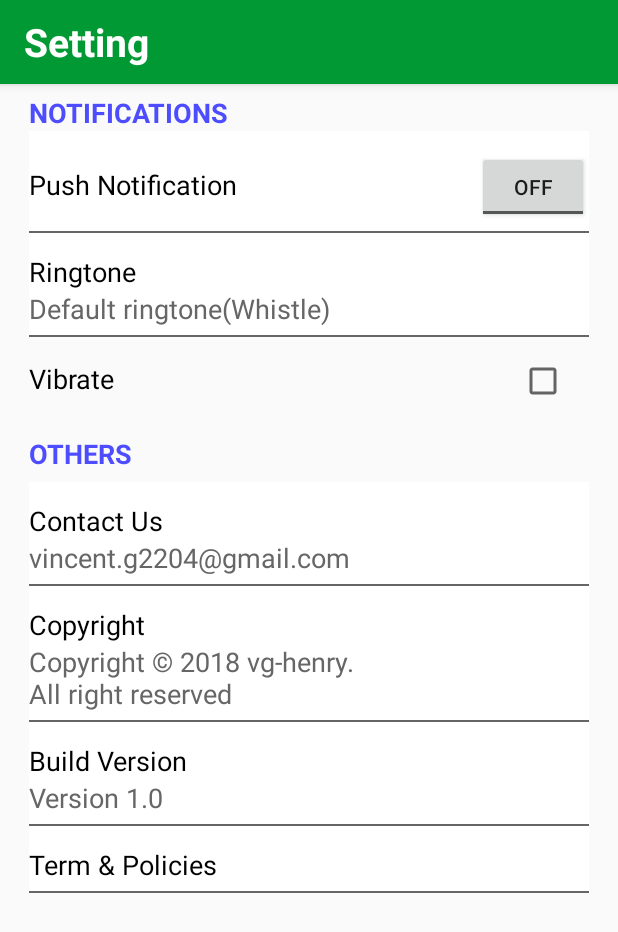
After one commit to vgnaruto/AppShop, an Android app: the fragment SettingFragment placed in its activity, on a phone screen of 412 x 824 dp. The commit adds this screen. Shown: the top 932 px of the screen. Run offline under Robolectric (Android 15) with nearby library versions, the light colour scheme and no system bars; our stand-ins replace sdp/ssp sizes; 2 statements that could not run were skipped.

Commit message:
Setting Fragment

```diff
--- /dev/null
+++ b/app/src/main/java/com/example/windows10/appshop/FragmentListener.java
@@ -0,0 +1,5 @@
+package com.example.windows10.appshop;
+
+public interface FragmentListener {
+    public void changePage(int page);
+}
--- a/app/src/main/java/com/example/windows10/appshop/MainActivity.java
+++ b/app/src/main/java/com/example/windows10/appshop/MainActivity.java
@@ -8,7 +8,7 @@ import android.os.Bundle;
 
 import java.util.ArrayList;
 
-public class MainActivity extends AppCompatActivity {
+public class MainActivity extends AppCompatActivity implements FragmentListener {
     private ArrayList<Fragment> fragments;
     private MainFragment mainFragment;
     private ProductFragment productFragment;
@@ -19,6 +19,7 @@ public class MainActivity extends AppCompatActivity {
     private NewsListFragment newsListFragment;
     private NotificationFragment notificationFragment;
     private CheckoutFragment checkoutFragment;
+    private SettingFragment settingFragment;
 
     public static int PAGE_MAIN = 0;
     public static int PAGE_PRODUCT = 2;
@@ -28,6 +29,7 @@ public class MainActivity extends AppCompatActivity {
     public static int PAGE_NEWS_LIST = 11;
     public static int PAGE_NOTIFICATION = 12;
     public static int PAGE_CHECKOUT = 13;
+    public static int PAGE_SETTING = 14;
     private static MainActivity instance;
 
     @Override
@@ -44,6 +46,7 @@ public class MainActivity extends AppCompatActivity {
         this.newsListFragment = NewsListFragment.newInstance(this, "News Info Fragment");
         this.notificationFragment = NotificationFragment.newInstance(this, "Notification Fragment");
         this.checkoutFragment = CheckoutFragment.newInstance(this, "Checkout Fragment");
+        this.settingFragment = SettingFragment.newInstance(this, "Setting Fragment");
         this.mainFragment = MainFragment.newInstance(this);
 
         fragments.add(productFragment);
@@ -54,6 +57,7 @@ public class MainActivity extends AppCompatActivity {
         fragments.add(newsListFragment);
         fragments.add(notificationFragment);
         fragments.add(checkoutFragment);
+        fragments.add(settingFragment);
 
         this.fragmentManager = getSupportFragmentManager();
         instance = this;
@@ -61,6 +65,7 @@ public class MainActivity extends AppCompatActivity {
         changePage(PAGE_CHECKOUT);
     }
 
+    @Override
     public void changePage(int i) {
         FragmentTransaction ft = this.fragmentManager.beginTransaction();
         if (i == PAGE_MAIN) {
@@ -127,6 +132,14 @@ public class MainActivity extends AppCompatActivity {
             }
             hideOtherFrag(checkoutFragment,ft);
         }
+        if(i == PAGE_SETTING){
+            if(settingFragment.isAdded()){
+                ft.show(settingFragment);
+            }else{
+                ft.add(R.id.fragment_container,settingFragment);
+            }
+            hideOtherFrag(settingFragment,ft);
+        }
         ft.commit();
     }
     public static MainActivity getInstance () {
--- a/app/src/main/java/com/example/windows10/appshop/ProductFragment.java
+++ b/app/src/main/java/com/example/windows10/appshop/ProductFragment.java
@@ -9,13 +9,16 @@ import android.support.v7.widget.Toolbar;
 import android.view.LayoutInflater;
 import android.view.View;
 import android.view.ViewGroup;
+import android.widget.ImageButton;
 import android.widget.LinearLayout;
 import android.widget.TextView;
 
 public class ProductFragment extends Fragment implements View.OnClickListener{
-    private LinearLayout cartButton;
+    private LinearLayout addCartButton;
     private TextView cartTv;
     private MainActivity ui;
+    private ImageButton shoppingCartButton;
+    private ImageButton wishlistButton;
 
     public ProductFragment(){}
 
@@ -23,27 +26,34 @@ public class ProductFragment extends Fragment implements View.OnClickListener{
     @Override
     public View onCreateView(@NonNull LayoutInflater inflater, @Nullable ViewGroup container, @Nullable Bundle savedInstanceState) {
         View view = inflater.inflate(R.layout.fragment_product,container, false);
-        this.cartButton = view.findViewById(R.id.button_cart);
+        this.addCartButton = view.findViewById(R.id.button_cart);
         this.cartTv = view.findViewById(R.id.tv_cart);
+        this.shoppingCartButton = view.findViewById(R.id.cart_button);
+        this.wishlistButton = view.findViewById(R.id.wishlist_button);
         Toolbar customToolbar = view.findViewById(R.id.custom_toolbar);
         ui.setSupportActionBar(customToolbar);
         ui.getSupportActionBar().setDisplayHomeAsUpEnabled(true);
 
-        cartButton.setOnClickListener(this);
+        shoppingCartButton.setOnClickListener(this);
+        addCartButton.setOnClickListener(this);
+        wishlistButton.setOnClickListener(this);
         return view;
     }
 
     @Override
     public void onClick(View v) {
-        if(v == cartButton){
+        if(v == addCartButton){
             String currentText = cartTv.getText().toString();
             if(currentText.contains("ADD")){
-                cartButton.setBackgroundColor(getResources().getColor(R.color.gray_old));
+                addCartButton.setBackgroundColor(getResources().getColor(R.color.gray_old));
                 cartTv.setText("REMOVE FROM CART");
             }else if(currentText.contains("REMOVE")) {
-                cartButton.setBackgroundColor(getResources().getColor(R.color.orange));
+                addCartButton.setBackgroundColor(getResources().getColor(R.color.orange));
                 cartTv.setText("ADD TO CART");
             }
+        }
+        if(v == shoppingCartButton){
+
         }
     }
 
--- /dev/null
+++ b/app/src/main/java/com/example/windows10/appshop/SettingFragment.java
@@ -0,0 +1,37 @@
+package com.example.windows10.appshop;
+
+import android.os.Bundle;
+import android.support.annotation.NonNull;
+import android.support.annotation.Nullable;
+import android.support.v4.app.Fragment;
+import android.support.v7.widget.Toolbar;
+import android.view.LayoutInflater;
+import android.view.View;
+import android.view.ViewGroup;
+
+public class SettingFragment extends Fragment {
+    private MainActivity ui;
+    public SettingFragment(){}
+
+    @Nullable
+    @Override
+    public View onCreateView(@NonNull LayoutInflater inflater, @Nullable ViewGroup container, @Nullable Bundle savedInstanceState) {
+        View view = inflater.inflate(R.layout.fragment_setting,container,false);
+        Toolbar customToolbar = view.findViewById(R.id.custom_toolbar);
+        ui.setSupportActionBar(customToolbar);
+        ui.getSupportActionBar().setDisplayHomeAsUpEnabled(true);
+        return view;
+    }
+
+    public static SettingFragment newInstance(MainActivity ui,String title){
+        SettingFragment fragment = new SettingFragment();
+        Bundle args = new Bundle();
+        args.putString("title",title);
+        fragment.setArguments(args);
+        fragment.setUI(ui);
+        return fragment;
+    }
+    public void setUI(MainActivity ui){
+        this.ui = ui;
+    }
+}
--- /dev/null
+++ b/app/src/main/res/drawable/rectangle_bottom_border_only.xml
@@ -0,0 +1,17 @@
+<?xml version="1.0" encoding="utf-8"?>
+<layer-list xmlns:android="http://schemas.android.com/apk/res/android" >
+
+    <item
+        android:left="-5dp"
+        android:right="-5dp"
+        android:top="-5dp">
+        <shape android:shape="rectangle" >
+            <solid android:color="@color/white" />
+
+            <stroke
+                android:width="1dp"
+                android:color="@color/gray_old" />
+        </shape>
+    </item>
+
+</layer-list>
--- /dev/null
+++ b/app/src/main/res/layout/fragment_setting.xml
@@ -0,0 +1,188 @@
+<?xml version="1.0" encoding="utf-8"?>
+<ScrollView
+    xmlns:android="http://schemas.android.com/apk/res/android"
+    android:layout_width="match_parent"
+    android:layout_height="match_parent">
+    <RelativeLayout
+        android:layout_width="match_parent"
+        android:layout_height="match_parent">
+        <android.support.v7.widget.Toolbar
+            android:id="@+id/custom_toolbar"
+            android:layout_width="match_parent"
+            android:layout_height="?attr/actionBarSize"
+            android:background="@color/green"
+            android:elevation="4dp" >
+            <RelativeLayout
+                android:layout_width="match_parent"
+                android:layout_height="match_parent">
+                <TextView
+                    android:layout_width="wrap_content"
+                    android:layout_height="wrap_content"
+                    android:text="Setting"
+                    android:layout_centerVertical="true"
+                    android:textStyle="bold"
+                    android:textColor="@color/white"
+                    android:textSize="@dimen/_20sdp"/>
+            </RelativeLayout>
+        </android.support.v7.widget.Toolbar>
+        <LinearLayout
+            android:layout_below="@id/custom_toolbar"
+            android:layout_width="match_parent"
+            android:layout_height="match_parent"
+            android:paddingLeft="@dimen/_15sdp"
+            android:paddingRight="@dimen/_15sdp"
+            android:orientation="vertical">
+            <TextView
+                android:layout_below="@id/custom_toolbar"
+                android:id="@+id/tv_notification"
+                android:layout_width="match_parent"
+                android:layout_height="wrap_content"
+                android:text="NOTIFICATIONS"
+                android:paddingTop="@dimen/_5sdp"
+                android:textStyle="bold"
+                android:textColor="@color/blue"
+                android:textSize="@dimen/_14sdp"/>
+            <LinearLayout
+                android:layout_width="match_parent"
+                android:layout_height="wrap_content"
+                android:orientation="horizontal"
+                android:paddingTop="@dimen/_10sdp"
+                android:paddingBottom="@dimen/_5sdp"
+                android:background="@drawable/rectangle_bottom_border_only">
+                <TextView
+                    android:id="@+id/tv_push_notification"
+                    android:layout_width="0dp"
+                    android:layout_height="wrap_content"
+                    android:text="Push Notification"
+                    android:textSize="@dimen/_14sdp"
+                    android:textColor="@color/black"
+                    android:layout_weight="4"/>
+                <ToggleButton
+                    android:id="@+id/toggle_button_push_notification"
+                    android:layout_width="0dp"
+                    android:layout_height="wrap_content"
+                    android:layout_weight="1"/>
+            </LinearLayout>
+            <LinearLayout
+                android:layout_width="match_parent"
+                android:layout_height="wrap_content"
+                android:orientation="vertical"
+                android:paddingTop="@dimen/_10sdp"
+                android:paddingBottom="@dimen/_5sdp"
+                android:background="@drawable/rectangle_bottom_border_only">
+                <TextView
+                    android:layout_width="wrap_content"
+                    android:layout_height="wrap_content"
+                    android:text="Ringtone"
+                    android:textColor="@color/black"
+                    android:textSize="@dimen/_14sdp"/>
+                <TextView
+                    android:textColor="@color/gray_old"
+                    android:layout_width="wrap_content"
+                    android:layout_height="wrap_content"
+                    android:text="Default ringtone(Whistle)"
+                    android:textSize="@dimen/_14sdp"/>
+            </LinearLayout>
+            <LinearLayout
+                android:layout_width="match_parent"
+                android:layout_height="wrap_content"
+                android:orientation="horizontal"
+                android:paddingTop="@dimen/_10sdp"
+                android:paddingBottom="@dimen/_5sdp">
+                <TextView
+                    android:layout_width="0dp"
+                    android:layout_height="wrap_content"
+                    android:textSize="@dimen/_14sdp"
+                    android:text="Vibrate"
+                    android:textColor="@color/black"
+                    android:layout_weight="7"/>
+                <CheckBox
+                    android:layout_width="0dp"
+                    android:layout_height="wrap_content"
+                    android:layout_weight="1"/>
+            </LinearLayout>
+            <TextView
+                android:paddingTop="@dimen/_10sdp"
+                android:paddingBottom="@dimen/_5sdp"
+                android:layout_width="match_parent"
+                android:layout_height="wrap_content"
+                android:text="OTHERS"
+                android:textSize="@dimen/_14sdp"
+                android:textColor="@color/blue"
+                android:textStyle="bold"/>
+            <LinearLayout
+                android:layout_width="match_parent"
+                android:layout_height="wrap_content"
+                android:orientation="vertical"
+                android:paddingTop="@dimen/_10sdp"
+                android:paddingBottom="@dimen/_5sdp"
+                android:background="@drawable/rectangle_bottom_border_only">
+                <TextView
+                    android:layout_width="wrap_content"
+                    android:layout_height="wrap_content"
+                    android:text="Contact Us"
+                    android:textColor="@color/black"
+                    android:textSize="@dimen/_14sdp"/>
+                <TextView
+                    android:layout_width="wrap_content"
+                    android:layout_height="wrap_content"
+                    android:textSize="@dimen/_14sdp"
+                    android:textColor="@color/gray_old"
+                    android:text="vincent.g2204@gmail.com"/>
+            </LinearLayout>
+            <LinearLayout
+                android:paddingTop="@dimen/_10sdp"
+                android:paddingBottom="@dimen/_5sdp"
+                android:layout_width="match_parent"
+                android:layout_height="wrap_content"
+                android:background="@drawable/rectangle_bottom_border_only"
+                android:orientation="vertical">
+                <TextView
+                    android:layout_width="wrap_content"
+                    android:layout_height="wrap_content"
+                    android:textSize="@dimen/_14sdp"
+                    android:textColor="@color/black"
+                    android:text="Copyright"/>
+                <TextView
+                    android:layout_width="wrap_content"
+                    android:layout_height="wrap_content"
+                    android:textSize="@dimen/_14sdp"
+                    android:textColor="@color/gray_old"
+                    android:text="@string/copyright"/>
+            </LinearLayout>
+            <LinearLayout
+                android:paddingTop="@dimen/_10sdp"
+                android:paddingBottom="@dimen/_5sdp"
+                android:layout_width="match_parent"
+                android:layout_height="wrap_content"
+                android:background="@drawable/rectangle_bottom_border_only"
+                android:orientation="vertical">
+                <TextView
+                    android:layout_width="wrap_content"
+                    android:layout_height="wrap_content"
+                    android:text="Build Version"
+                    android:textColor="@color/black"
+                    android:textSize="@dimen/_14sdp"/>
+                <TextView
+                    android:layout_width="wrap_content"
+                    android:layout_height="wrap_content"
+                    android:text="Version 1.0"
+                    android:textColor="@color/gray_old"
+                    android:textSize="@dimen/_14sdp"/>
+            </LinearLayout>
+            <LinearLayout
+                android:paddingTop="@dimen/_10sdp"
+                android:paddingBottom="@dimen/_5sdp"
+                android:layout_width="match_parent"
+                android:background="@drawable/rectangle_bottom_border_only"
+                android:layout_height="wrap_content">
+                <TextView
+                    android:layout_width="wrap_content"
+                    android:layout_height="wrap_content"
+                    android:textSize="@dimen/_14sdp"
+                    android:text="@string/term_policies"
+                    android:textColor="@color/black"/>
+            </LinearLayout>
+        </LinearLayout>
+    </RelativeLayout>
+</ScrollView>
--- a/app/src/main/res/values/colors.xml
+++ b/app/src/main/res/values/colors.xml
@@ -10,4 +10,5 @@
     <color name="orange">#ff6600</color>
     <color name="gray_old">#666666</color>
     <color name="red">#ff0000</color>
+    <color name="blue">#4d4dff</color>
 </resources>
--- a/app/src/main/res/values/strings.xml
+++ b/app/src/main/res/values/strings.xml
@@ -2,4 +2,6 @@
     <string name="app_name">AppShop</string>
     <string name="open">Open</string>
     <string name="close">Close</string>
+    <string name="copyright">Copyright &#169; 2018 vg-henry.\nAll right reserved</string>
+    <string name="term_policies">Term &amp; Policies</string>
 </resources>
```
